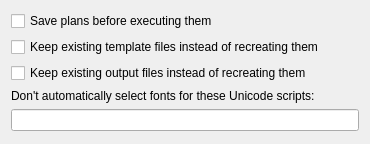
This is multiscript/ui/app_config_general_panel.ui in multiscript/multiscript as Qt 5 draws it before an edit. The edited form follows.
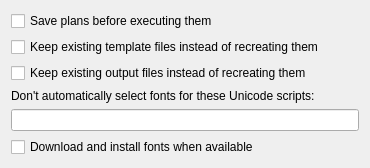
This is the edited form.

Commit message: Add app setting for font download and install

Diff of the .ui file:
```diff
--- a/multiscript/ui/app_config_general_panel.ui
+++ b/multiscript/ui/app_config_general_panel.ui
@@ -7,7 +7,7 @@
     <x>0</x>
     <y>0</y>
     <width>370</width>
-    <height>144</height>
+    <height>167</height>
    </rect>
   </property>
   <property name="windowTitle">
@@ -45,6 +45,13 @@
    <item>
     <widget class="QLineEdit" name="ignoredScriptsLineEdit"/>
    </item>
+   <item>
+    <widget class="QCheckBox" name="downloadAndInstallFontsCheckBox">
+     <property name="text">
+      <string>Download and install fonts when available</string>
+     </property>
+    </widget>
+   </item>
    <item>
     <spacer name="verticalSpacer">
      <property name="orientation">
```
The commit also changes 4 other files.
